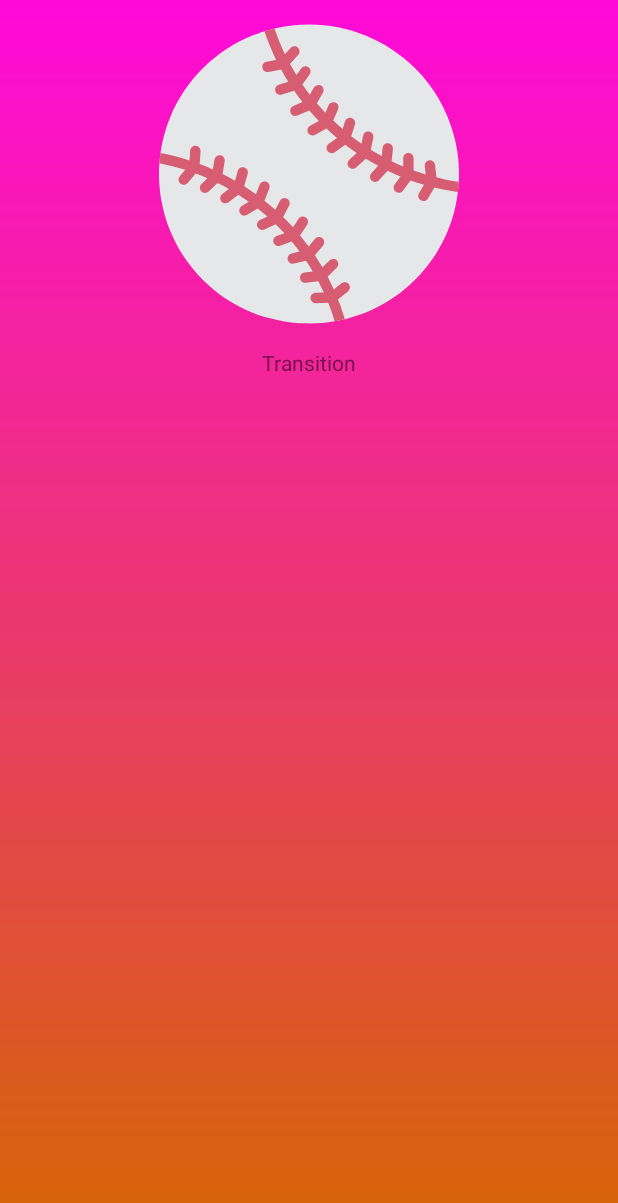
After one commit to ssaczkowski/baseballUI, an Android app: the TransitionActivity screen opened directly, with no data from a screen before it, on a phone screen of 412 x 824 dp. The commit adds this screen. Shown: the top 1203 px of the screen. Run offline under Robolectric (Android 15) with nearby library versions, the phone set to English and light mode, and no system bars.

Commit message:
Add transition with positions

```diff
--- a/app/src/main/AndroidManifest.xml
+++ b/app/src/main/AndroidManifest.xml
@@ -31,7 +31,8 @@
         <activity android:name=".FriendsActivity" />
         <activity android:name=".HomeAnimationActivity" />
         <activity android:name=".AnimationActivity" />
-        <activity android:name=".FadeActivity"></activity>
+        <activity android:name=".FadeActivity" />
+        <activity android:name=".TransitionActivity"></activity>
     </application>
 
 </manifest>
--- a/app/src/main/java/com/ssaczkowski/baseballui/HomeAnimationActivity.kt
+++ b/app/src/main/java/com/ssaczkowski/baseballui/HomeAnimationActivity.kt
@@ -1,9 +1,12 @@
 package com.ssaczkowski.baseballui
 
+import android.app.ActivityOptions
 import android.content.Intent
 import android.support.v7.app.AppCompatActivity
 import android.os.Bundle
 import kotlinx.android.synthetic.main.activity_home_animation.*
+import android.util.Pair
+import android.view.View
 
 class HomeAnimationActivity : AppCompatActivity() {
 
@@ -20,5 +23,19 @@ class HomeAnimationActivity : AppCompatActivity() {
             overridePendingTransition(R.anim.fade_in,R.anim.fade_out)
         }
 
+        home_animation_text_view_transition.setOnClickListener {
+
+            var pair : Pair<View,String> =  Pair<View,String> (activity_home_animation_image_view,"image_view_transition")
+
+            var pair2 : Pair<View,String>  = Pair<View,String> (home_animation_text_view_transition,"text_view_transition")
+
+            var intent = Intent(this@HomeAnimationActivity,TransitionActivity::class.java)
+
+            var options = ActivityOptions.makeSceneTransitionAnimation(this,pair,pair2)
+
+            startActivity(intent,options.toBundle())
+
+        }
+
     }
 }
--- /dev/null
+++ b/app/src/main/java/com/ssaczkowski/baseballui/TransitionActivity.kt
@@ -0,0 +1,12 @@
+package com.ssaczkowski.baseballui
+
+import android.support.v7.app.AppCompatActivity
+import android.os.Bundle
+
+class TransitionActivity : AppCompatActivity() {
+
+    override fun onCreate(savedInstanceState: Bundle?) {
+        super.onCreate(savedInstanceState)
+        setContentView(R.layout.activity_transition)
+    }
+}
--- a/app/src/main/res/layout/activity_home_animation.xml
+++ b/app/src/main/res/layout/activity_home_animation.xml
@@ -54,7 +54,8 @@
         android:layout_marginBottom="16dp"
         android:paddingLeft="8dp"
         android:layout_marginTop="16dp"
-        android:src="@drawable/ic_baseball"/>
+        android:src="@drawable/ic_baseball"
+        android:id="@+id/activity_home_animation_image_view"/>
 
     <View
         android:layout_width="match_parent"
--- /dev/null
+++ b/app/src/main/res/layout/activity_transition.xml
@@ -0,0 +1,28 @@
+<?xml version="1.0" encoding="utf-8"?>
+<LinearLayout xmlns:android="http://schemas.android.com/apk/res/android"
+    xmlns:app="http://schemas.android.com/apk/res-auto"
+    xmlns:tools="http://schemas.android.com/tools"
+    android:layout_width="match_parent"
+    android:layout_height="match_parent"
+    tools:context=".TransitionActivity"
+    android:orientation="vertical"
+    android:background="@drawable/gradient"
+    android:paddingTop="16dp">
+
+    <ImageView
+        android:layout_width="200dp"
+        android:layout_height="200dp"
+        android:layout_gravity="center_horizontal"
+        android:src="@drawable/ic_baseball"
+        android:id="@+id/transition_activity_image_view"
+        android:transitionName="image_view_transition"/>
+    <TextView
+        android:layout_width="wrap_content"
+        android:layout_height="wrap_content"
+        android:paddingTop="16dp"
+        android:text="Transition"
+        android:layout_gravity="center_horizontal"
+        android:id="@+id/transition_activity_text_view"
+        android:transitionName="text_view_transition"/>
+
+</LinearLayout>
```
